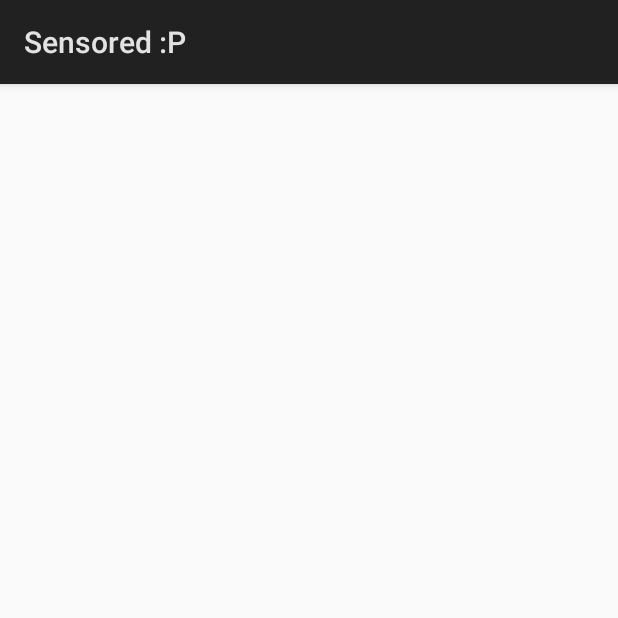
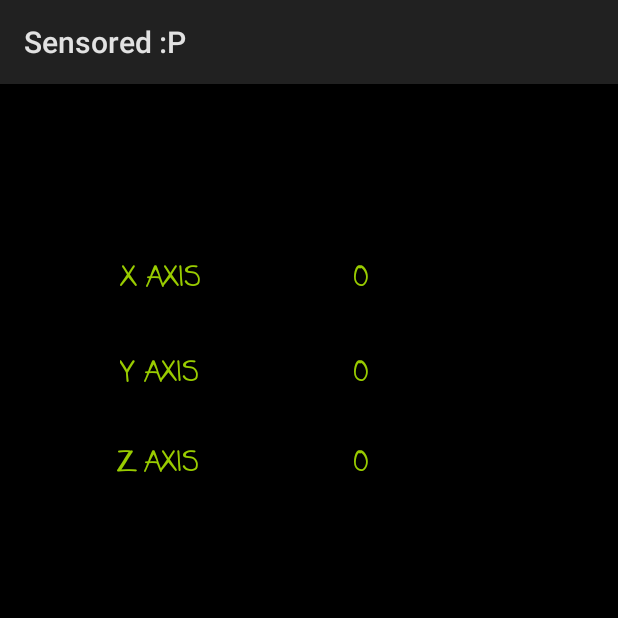
Before and after one commit to cyberpirate92/Sensored, an Android app: the GyroActivity screen opened directly, with no data from a screen before it, on a phone screen of 412 x 824 dp, the top half of it. Run offline under Robolectric (Android 15) with nearby library versions, the phone set to English and light mode, and no system bars.

Commit message:
Gyroscope Activity functional

```diff
--- a/app/src/main/AndroidManifest.xml
+++ b/app/src/main/AndroidManifest.xml
@@ -3,6 +3,8 @@
     package="com.example.raviteja.sensoredp">
 
     <uses-feature android:name="android.hardware.sensor.proximity" android:required="true"/>
+    <uses-feature android:name="android.hardware.sensor.gyroscope" android:required="true"/>
+
 
     <application
         android:allowBackup="true"
--- a/app/src/main/java/com/example/raviteja/sensoredp/GyroActivity.java
+++ b/app/src/main/java/com/example/raviteja/sensoredp/GyroActivity.java
@@ -1,13 +1,79 @@
 package com.example.raviteja.sensoredp;
 
 import android.app.Activity;
+import android.content.Intent;
+import android.hardware.SensorEvent;
 import android.os.Bundle;
+import android.hardware.Sensor;
+import android.hardware.SensorManager;
+import android.hardware.SensorEventListener;
+import android.widget.TextView;
+import android.widget.Toast;
 
-public class GyroActivity extends Activity {
+import java.util.Locale;
+
+public class GyroActivity extends Activity implements SensorEventListener {
+
+    private SensorManager manager;
+    private Sensor mGyroscope;
+    private TextView xAxisTextView, yAxisTextView, zAxisTextView;
+    private float xAxis, yAxis, zAxis;
 
     @Override
     protected void onCreate(Bundle savedInstanceState) {
         super.onCreate(savedInstanceState);
         setContentView(R.layout.activity_gyro);
+
+        manager = (SensorManager) getSystemService(SENSOR_SERVICE);
+        mGyroscope = manager.getDefaultSensor(Sensor.TYPE_GYROSCOPE);
+        if(mGyroscope == null) {
+            Toast.makeText(this, "Sorry, your device does not have a Gyrometer.", Toast.LENGTH_LONG).show();
+            Intent intent = new Intent(this, MainActivity.class);
+            startActivity(intent);
+        }
+        xAxisTextView = (TextView) findViewById(R.id.textView9);
+        yAxisTextView = (TextView) findViewById(R.id.textView10);
+        zAxisTextView = (TextView) findViewById(R.id.textView11);
+    }
+
+
+    public void setxAxis(float xAxis) {
+        this.xAxis = xAxis;
+        xAxisTextView.setText(String.format(Locale.ENGLISH, "%.2f", this.xAxis));
+    }
+
+    public void setyAxis(float yAxis) {
+        this.yAxis = yAxis;
+        yAxisTextView.setText(String.format(Locale.ENGLISH, "%.2f", this.yAxis));
+    }
+
+    public void setzAxis(float zAxis) {
+        this.zAxis = zAxis;
+        zAxisTextView.setText(String.format(Locale.ENGLISH, "%.2f", this.zAxis));
+    }
+
+    @Override
+    protected void onPause() {
+        super.onPause();
+        manager.unregisterListener(this);
+
+    }
+
+    @Override
+    protected void onResume() {
+        super.onResume();
+        manager.registerListener(this, mGyroscope, SensorManager.SENSOR_DELAY_NORMAL);
+    }
+
+    @Override
+    public void onSensorChanged(SensorEvent event) {
+        this.setxAxis(event.values[0]);
+        this.setyAxis(event.values[1]);
+        this.setzAxis(event.values[2]);
+    }
+
+    @Override
+    public void onAccuracyChanged(Sensor sensor, int accuracy) {
+
     }
 }
--- a/app/src/main/java/com/example/raviteja/sensoredp/ProximActivity.java
+++ b/app/src/main/java/com/example/raviteja/sensoredp/ProximActivity.java
@@ -32,7 +32,7 @@ public class ProximActivity extends Activity implements SensorEventListener {
         manager = (SensorManager) getSystemService(SENSOR_SERVICE);
         mProximity = manager.getDefaultSensor(Sensor.TYPE_PROXIMITY);
         if(mProximity == null) {
-            Toast.makeText(this, "Sorry, your device does not have a proximity sensor", Toast.LENGTH_LONG);
+            Toast.makeText(this, "Sorry, your device does not have a proximity sensor", Toast.LENGTH_LONG).show();
             Intent intent = new Intent(this, MainActivity.class);
             startActivity(intent);
         }
--- a/app/src/main/res/layout/activity_gyro.xml
+++ b/app/src/main/res/layout/activity_gyro.xml
@@ -8,6 +8,90 @@
     android:paddingLeft="@dimen/activity_horizontal_margin"
     android:paddingRight="@dimen/activity_horizontal_margin"
     android:paddingTop="@dimen/activity_vertical_margin"
-    tools:context="com.example.raviteja.sensoredp.GyroActivity">
+    tools:context="com.example.raviteja.sensoredp.GyroActivity"
+    android:background="#000">
 
+    <TextView
+        android:text="Y AXIS"
+        android:layout_width="wrap_content"
+        android:layout_height="wrap_content"
+        android:layout_below="@+id/textView6"
+        android:layout_alignStart="@+id/textView6"
+        android:layout_marginTop="35dp"
+        android:id="@+id/textView7"
+        android:fontFamily="casual"
+        android:textColor="@android:color/holo_green_light"
+        android:textSize="18sp"
+        android:textStyle="normal|bold"
+        android:textAllCaps="true"
+        android:textAlignment="center" />
+
+    <TextView
+        android:text="Z AXIS"
+        android:layout_width="wrap_content"
+        android:layout_height="wrap_content"
+        android:layout_below="@+id/textView7"
+        android:layout_alignEnd="@+id/textView7"
+        android:layout_marginTop="32dp"
+        android:id="@+id/textView8"
+        android:fontFamily="casual"
+        android:textColor="@android:color/holo_green_light"
+        android:textSize="18sp"
+        android:textStyle="normal|bold"
+        android:textAllCaps="true"
+        android:textAlignment="center" />
+
+    <TextView
+        android:text="X AXIS"
+        android:layout_width="wrap_content"
+        android:layout_height="wrap_content"
+        android:layout_marginTop="100dp"
+        android:id="@+id/textView6"
+        android:fontFamily="casual"
+        android:textColor="@android:color/holo_green_light"
+        android:textSize="18sp"
+        android:textStyle="normal|bold"
+        android:textAllCaps="true"
+        android:textAlignment="center"
+        android:layout_alignParentTop="true"
+        android:layout_alignParentStart="true"
+        android:layout_marginStart="64dp" />
+
+    <TextView
+        android:text="0"
+        android:layout_width="wrap_content"
+        android:layout_height="wrap_content"
+        android:layout_alignTop="@+id/textView7"
+        android:layout_alignEnd="@+id/textView9"
+        android:id="@+id/textView10"
+        android:fontFamily="casual"
+        android:textSize="18sp"
+        android:textStyle="normal|bold"
+        android:textColor="@android:color/holo_green_light" />
+
+    <TextView
+        android:text="0"
+        android:layout_width="wrap_content"
+        android:layout_height="wrap_content"
+        android:layout_alignTop="@+id/textView8"
+        android:layout_alignEnd="@+id/textView10"
+        android:id="@+id/textView11"
+        android:fontFamily="casual"
+        android:textSize="18sp"
+        android:textStyle="normal|bold"
+        android:textColor="@android:color/holo_green_light" />
+
+    <TextView
+        android:text="0"
+        android:layout_width="wrap_content"
+        android:layout_height="wrap_content"
+        android:layout_marginStart="102dp"
+        android:id="@+id/textView9"
+        android:fontFamily="casual"
+        android:textSize="18sp"
+        android:textStyle="normal|bold"
+        android:textColor="@android:color/holo_green_light"
+        android:layout_alignBaseline="@+id/textView6"
+        android:layout_alignBottom="@+id/textView6"
+        android:layout_toEndOf="@+id/textView6" />
 </RelativeLayout>
```
